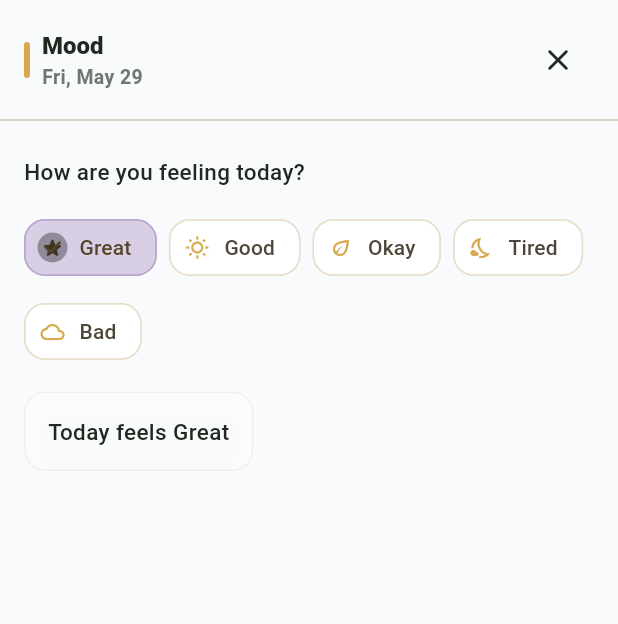
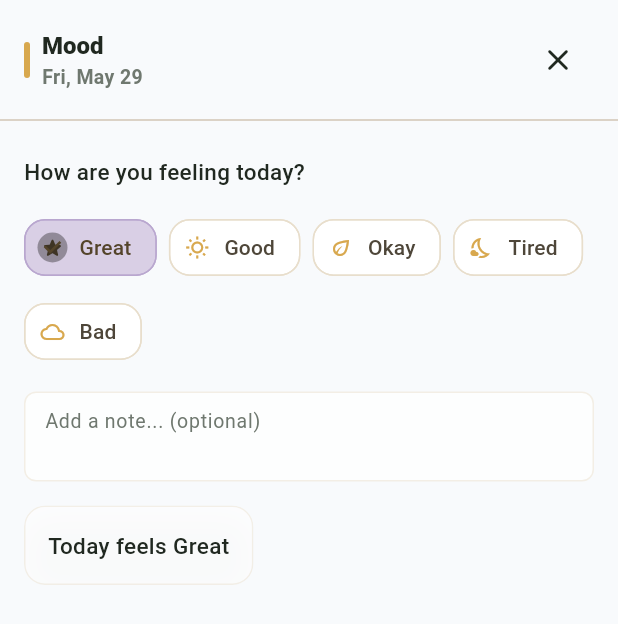
Before and after one commit to HectorZouMingxuan/cute-daily-planner, a Flutter app: the MoodSheet widget shown alone on an empty page, opened directly with empty values, on a phone screen of 412 x 824 dp. Shown: the top 624 px of the screen. Run offline on Flutter 3.47's test engine with Material 3 defaults, Android fonts, the phone set to English and light mode, and no system bars; our stand-ins replace cloud_firestore, firebase_auth, firebase_core, flutter_local_notifications, flutter_riverpod, hive_flutter and 2 more; accounts and stored records are empty.

Commit message:
v3.10: add mood reflection note field to mood sheet
Co-Authored-By: Claude Opus 4.7 <noreply@anthropic.com>

```diff
--- a/lib/screens/calendar_screen.dart
+++ b/lib/screens/calendar_screen.dart
@@ -527,12 +527,13 @@ class CalendarScreen extends ConsumerWidget {
                                 selectedDate: calendarView.selectedDay,
                                 mood: selectedMood,
                                 moodList: moodList.value ?? const [],
-                                onMoodChanged: (mood) async {
+                                onMoodChanged: (mood, note) async {
                                   await moodController.saveMood(
                                     _createMoodEntry(
                                       selectedMood,
                                       calendarView.selectedDay,
                                       mood,
+                                      note: note,
                                     ),
                                   );
                                 },
@@ -783,8 +784,9 @@ class CalendarScreen extends ConsumerWidget {
   MoodEntry _createMoodEntry(
     MoodEntry? existing,
     DateTime selectedDate,
-    MoodOption mood,
-  ) {
+    MoodOption mood, {
+    String? note,
+  }) {
     final now = DateTime.now();
     return MoodEntry(
       id:
@@ -793,7 +795,7 @@ class CalendarScreen extends ConsumerWidget {
       userId: existing?.userId ?? 'local-user',
       date: DateTime(selectedDate.year, selectedDate.month, selectedDate.day),
       mood: mood,
-      note: existing?.note ?? '',
+      note: note ?? existing?.note ?? '',
       createdAt: existing?.createdAt ?? now,
       updatedAt: now,
       syncStatus: SyncStatus.localOnly,
--- a/lib/widgets/home/module_sheet.dart
+++ b/lib/widgets/home/module_sheet.dart
@@ -9,6 +9,7 @@ import '../../models/habit_check_in.dart';
 import '../../models/mood_entry.dart';
 import '../../models/todo_item.dart';
 import '../../theme/app_colors.dart';
+import '../../theme/app_radius.dart';
 import '../../theme/app_spacing.dart';
 import '../../theme/app_text_styles.dart';
 import '../calendar/draggable_event_tile.dart';
@@ -290,7 +291,7 @@ class NotesSheet extends StatelessWidget {
   }
 }
 
-class MoodSheet extends StatelessWidget {
+class MoodSheet extends StatefulWidget {
   const MoodSheet({
     required this.selectedDate,
     required this.mood,
@@ -302,7 +303,34 @@ class MoodSheet extends StatelessWidget {
   final DateTime selectedDate;
   final MoodEntry? mood;
   final List<MoodEntry> moodList;
-  final ValueChanged<MoodOption> onMoodChanged;
+  final void Function(MoodOption mood, String note) onMoodChanged;
+
+  @override
+  State<MoodSheet> createState() => _MoodSheetState();
+}
+
+class _MoodSheetState extends State<MoodSheet> {
+  late final TextEditingController _noteController;
+
+  @override
+  void initState() {
+    super.initState();
+    _noteController = TextEditingController(text: widget.mood?.note ?? '');
+  }
+
+  @override
+  void didUpdateWidget(covariant MoodSheet oldWidget) {
+    super.didUpdateWidget(oldWidget);
+    if (oldWidget.mood?.note != widget.mood?.note) {
+      _noteController.text = widget.mood?.note ?? '';
+    }
+  }
+
+  @override
+  void dispose() {
+    _noteController.dispose();
+    super.dispose();
+  }
 
   @override
   Widget build(BuildContext context) {
@@ -310,7 +338,7 @@ class MoodSheet extends StatelessWidget {
       mainAxisSize: MainAxisSize.min,
       crossAxisAlignment: CrossAxisAlignment.stretch,
       children: [
-        _SheetHeader(title: 'Mood', date: selectedDate),
+        _SheetHeader(title: 'Mood', date: widget.selectedDate),
         const Divider(),
         Flexible(
           child: SingleChildScrollView(
@@ -321,19 +349,42 @@ class MoodSheet extends StatelessWidget {
                 Text('How are you feeling today?', style: AppTextStyles.body),
                 const SizedBox(height: AppSpacing.md),
                 MoodPicker(
-                  selectedMood: mood?.mood,
-                  onChanged: onMoodChanged,
+                  selectedMood: widget.mood?.mood,
+                  onChanged: (mood) => widget.onMoodChanged(mood, _noteController.text.trim()),
                 ),
-                if (mood != null) ...[
+                const SizedBox(height: AppSpacing.md),
+                TextField(
+                  controller: _noteController,
+                  maxLines: 2,
+                  decoration: InputDecoration(
+                    hintText: 'Add a note... (optional)',
+                    hintStyle: TextStyle(color: AppColors.textMuted, fontSize: 13),
+                    contentPadding: const EdgeInsets.all(AppSpacing.sm + 2),
+                    border: OutlineInputBorder(
+                      borderRadius: BorderRadius.circular(AppRadius.small),
+                      borderSide: BorderSide(color: AppColors.border),
+                    ),
+                    enabledBorder: OutlineInputBorder(
+                      borderRadius: BorderRadius.circular(AppRadius.small),
+                      borderSide: BorderSide(color: AppColors.border.withValues(alpha: .5)),
+                    ),
+                    focusedBorder: OutlineInputBorder(
+                      borderRadius: BorderRadius.circular(AppRadius.small),
+                      borderSide: const BorderSide(color: AppColors.primary),
+                    ),
+                  ),
+                  style: TextStyle(fontSize: 13, color: AppColors.textMain),
+                ),
+                if (widget.mood != null) ...[
                   const SizedBox(height: AppSpacing.md),
                   SoftCard(
                     child: Text(
-                      'Today feels ${mood!.mood.label}',
+                      'Today feels ${widget.mood!.mood.label}',
                       style: AppTextStyles.body,
                     ),
                   ),
                 ],
-                MoodTrendRow(moods: moodList, selectedDate: selectedDate),
+                MoodTrendRow(moods: widget.moodList, selectedDate: widget.selectedDate),
               ],
             ),
           ),
```
Also changed, not shown: 1 other file.
